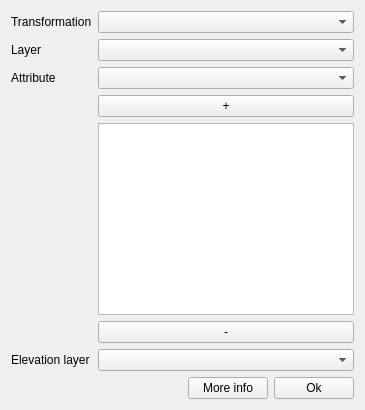
Above: qt_ui/ui/transforms.ui from specklesystems/specklepy_qt_ui before the change. Below: the same form after it.
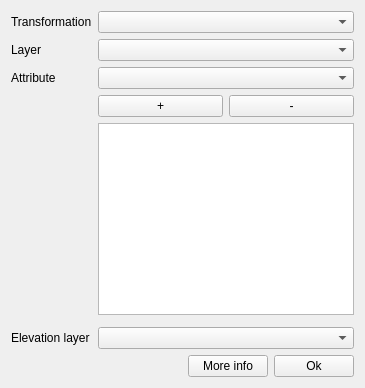
That is the form after the change.

Commit message: display Report dialog

Patch:
```diff
--- a/qt_ui/ui/transforms.ui
+++ b/qt_ui/ui/transforms.ui
@@ -73,6 +73,15 @@
                                     </property>
                                 </widget>
                             </item>
+                            
+                            <item >
+                                <widget class="QPushButton" name="removeTransform">
+                                    <property name="text">
+                                    <string>-</string>
+                                    </property>
+                                </widget>
+                            </item>
+                            
                         </layout>
                     </item>
 
@@ -86,13 +95,6 @@
                     
                     <item row="5" column="1">
                         <layout class="QHBoxLayout" name="horizontalLayout">
-                            <item >
-                                <widget class="QPushButton" name="removeTransform">
-                                    <property name="text">
-                                    <string>-</string>
-                                    </property>
-                                </widget>
-                            </item>
                         </layout>
                     </item>
 
```
The commit also changes 6 other files.
